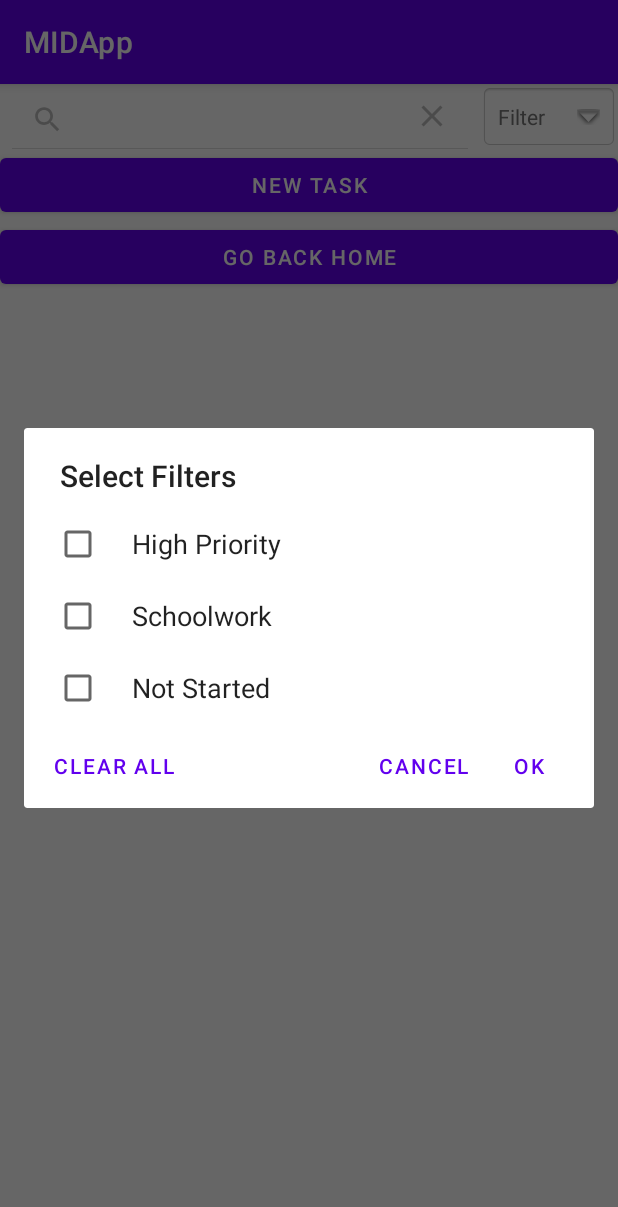
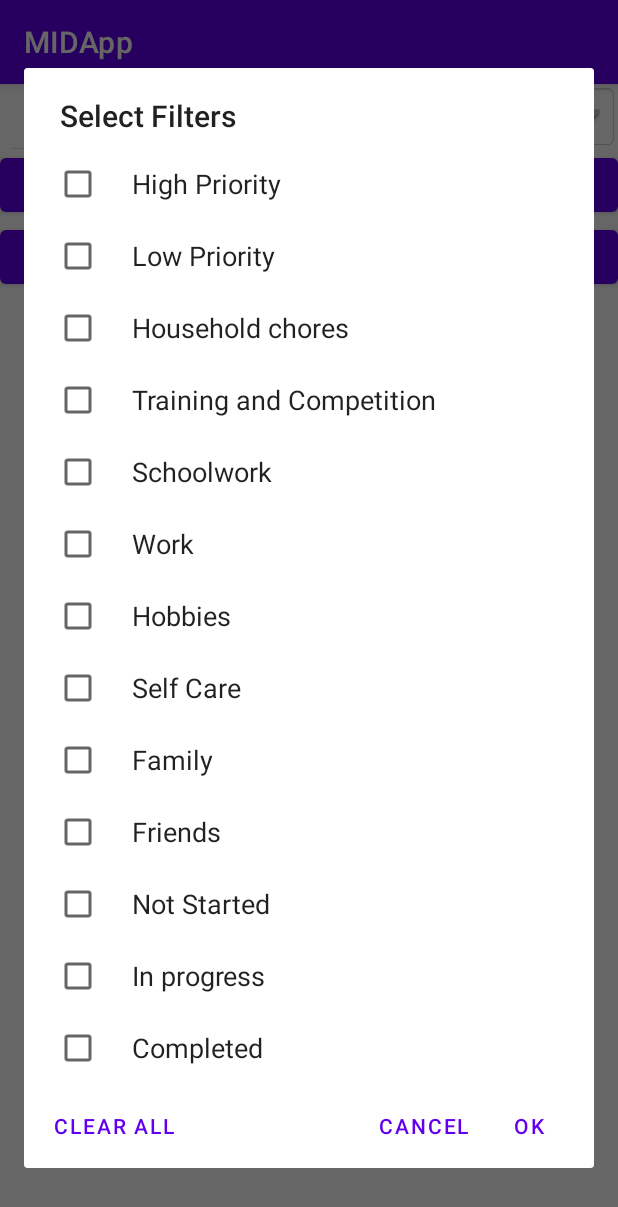
Before and after one commit to BoasG/MIDApp, an Android app: the TaskActivity screen opened directly, with no data from a screen before it, after a tap on an icon or button, on a phone screen of 412 x 824 dp. Shown: the top 1207 px of the screen. Run offline under Robolectric (Android 15) with nearby library versions, the phone set to English and light mode, and no system bars; our stand-ins replace Volley; 1 other tap on this screen came first.

```diff
--- a/app/src/main/java/is/hi/midapp/TaskActivity.java
+++ b/app/src/main/java/is/hi/midapp/TaskActivity.java
@@ -38,15 +38,27 @@ public class TaskActivity extends AppCompatActivity {
     // initialize variables
     TextView textView;
     boolean[] selectedFilters;
-    boolean fPriority = false;
-    String fCategory = null;
-    String fStatus = null;
+    String[] allFilters;
+    //TODO: Setja í fylki
+    boolean fPriority1 = false;
+    boolean fPriority2 = false;
+    String fCategory1 = "";
+    String fCategory2 = "";
+    String fCategory3 = "";
+    String fCategory4 = "";
+    String fCategory5 = "";
+    String fCategory6 = "";
+    String fCategory7 = "";
+    String fCategory8 = "";
+    String fStatus1 = "";
+    String fStatus2 = "";
+    String fStatus3 = "";
 
     List<String> allTaskNames = new ArrayList<>();
     ArrayList<Integer> langList = new ArrayList<>();
     //TODO: Breyta þannig að filterar noti enum strengi
-    //String[] langArray = {"Priority", "Household chores", "Training and Competition", "Schoolwork", "Work", "Hobbies","Self Care","Family","Friends","Not Started","In progress", "Completed"};
-    String[] langArray = {"High Priority", "Schoolwork","Not Started"};
+    String[] langArray = {"High Priority", "Low Priority", "Household chores", "Training and Competition", "Schoolwork", "Work", "Hobbies","Self Care","Family","Friends","Not Started","In progress", "Completed"};
+    //String[] langArray = {"High Priority", "Schoolwork","Not Started"};
 
     @Override
     protected void onCreate(Bundle savedInstanceState) {
@@ -62,6 +74,7 @@ public class TaskActivity extends AppCompatActivity {
 
         // initialize selected language array
         selectedFilters = new boolean[langArray.length];
+        allFilters = new String[langArray.length];
         SearchView mSearch = (SearchView) findViewById(R.id.search); //Initiate a search view
         mSearch.setOnQueryTextListener(new SearchView.OnQueryTextListener() {
             @Override
@@ -97,7 +110,7 @@ public class TaskActivity extends AppCompatActivity {
         textView.setOnClickListener(new View.OnClickListener() {
             @Override
             public void onClick(View view) {
-
+                resetFilters();
                 // Initialize alert dialog
                 AlertDialog.Builder builder = new AlertDialog.Builder(TaskActivity.this);
 
@@ -143,16 +156,14 @@ public class TaskActivity extends AppCompatActivity {
                             }
                         }
                         //TODO: Láta filtera virka bæði fyrir fáa og alla
-                        if(selectedFilters[0] == true){
-                            fPriority = true;
-                        }
-                        if(selectedFilters[1] == true){
-                            fCategory = "SCHOOL";
-                        }
-                        if(selectedFilters[2] == true){
-                            fStatus = "NOT_STARTED";
-                        }
-                        Call<List<Task>> apiCall = networkCallback.getTasksWFilters(fPriority, fCategory, fStatus);
+                        getFilters(selectedFilters);
+                        //TODO: Setja í fylki
+                        //Call<List<Task>> apiCall = networkCallback.getTasksWFilters(fPriority, fCategory, fStatus);
+                        Call<List<Task>> apiCall = networkCallback.findTasks(fPriority1, fPriority2,
+                                fCategory1, fCategory2, fCategory3, fCategory4,
+                                fCategory5, fCategory6, fCategory7, fCategory8,
+                                fStatus1, fStatus2, fStatus3);
+                        //Call<List<Task>> apiCall = networkCallback.findTasks(allFilters);
                         callNetworkList(apiCall);
                     }
                 });
@@ -206,6 +217,78 @@ public class TaskActivity extends AppCompatActivity {
         listView.setAdapter(adapter);
     }
 
+    private void getFilters(boolean[] selectedFilters){
+        //TODO: Setja í fylki
+        if(selectedFilters[0] == true){
+            //allFilters[0] = "true";
+            fPriority1 = true;
+        }
+        if(selectedFilters[1] == true){
+            //allFilters[1] = "true";
+            fPriority2 = true;
+        }
+        if(selectedFilters[2] == true){
+            //allFilters[2] = "HOUSEHOLD";
+            fCategory1 = "HOUSEHOLD";
+        }
+        if(selectedFilters[3] == true){
+            //allFilters[3] = "SPORTS";
+            fCategory2 = "SPORTS";
+        }
+        if(selectedFilters[4] == true){
+            //allFilters[4] = "SCHOOL";
+            fCategory3 = "SCHOOL";
+        }
+        if(selectedFilters[5] == true){
+            //allFilters[5] = "WORK";
+            fCategory4 = "WORK";
+        }
+        if(selectedFilters[6] == true){
+            //allFilters[6] = "HOBBIES";
+            fCategory5 = "HOBBIES";
+        }
+        if(selectedFilters[7] == true){
+            //allFilters[7] = "SELF_CARE";
+            fCategory6 = "SELF_CARE";
+        }
+        if(selectedFilters[8] == true){
+            //allFilters[8] = "FAMILY";
+            fCategory7 = "FAMILY";
+        }
+        if(selectedFilters[9] == true){
+            //allFilters[9] = "FRIENDS";
+            fCategory8 = "FRIENDS";
+        }
+        if(selectedFilters[10] == true){
+            //allFilters[10] = "NOT_STARTED";
+            fStatus1 = "NOT_STARTED";
+        }
+        if(selectedFilters[11] == true){
+            //allFilters[11] = "IN_PROGRESS";
+            fStatus2 = "IN_PROGRESS";
+        }
+        if(selectedFilters[12] == true){
+            //allFilters[12] = "COMPLETED";
+            fStatus3 = "COMPLETED";
+        }
+    }
+
+    private void resetFilters(){
+        fPriority1 = false;
+        fPriority2 = false;
+        fCategory1 = "";
+        fCategory2 = "";
+        fCategory3 = "";
+        fCategory4 = "";
+        fCategory5 = "";
+        fCategory6 = "";
+        fCategory7 = "";
+        fCategory8 = "";
+        fStatus1 = "";
+        fStatus2 = "";
+        fStatus3 = "";
+    }
+
     private void callNetworkList(Call<List<Task>> apiCall){
         apiCall.enqueue(new Callback<List<Task>>() {
             @Override
--- a/app/src/main/java/is/hi/midapp/networking/NetworkCallback.java
+++ b/app/src/main/java/is/hi/midapp/networking/NetworkCallback.java
@@ -29,6 +29,22 @@ public interface NetworkCallback {
             @Query("category") String category,
             @Query("status") String status);
 
+    @GET("homefAPI")
+    Call<List<Task>> findTasks(
+            @Query("priority1") Boolean priority1,
+            @Query("priority2") Boolean priority2,
+            @Query("category1") String category1,
+            @Query("category2") String category2,
+            @Query("category3") String category3,
+            @Query("category4") String category4,
+            @Query("category5") String category5,
+            @Query("category6") String category6,
+            @Query("category7") String category7,
+            @Query("category8") String category8,
+            @Query("status1") String status1,
+            @Query("status2") String status2,
+            @Query("status3") String status3);
+
     @GET("homesAPI")
     Call<List<Task>> getTaskByName(
             @Query("name") String name);
```
Also changed, not shown: app/src/main/res/layout/activity_main.xml (+10 -0 lines).
